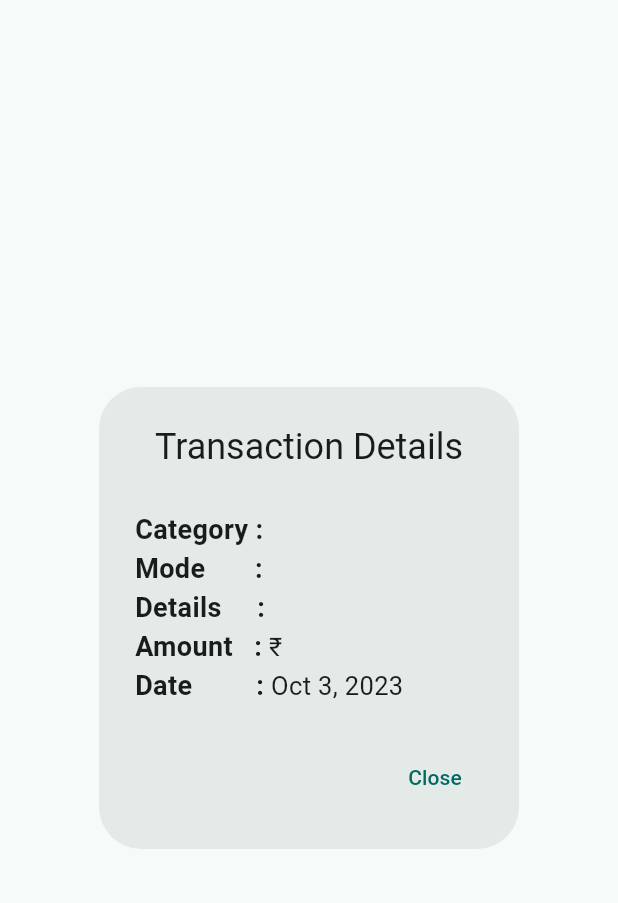
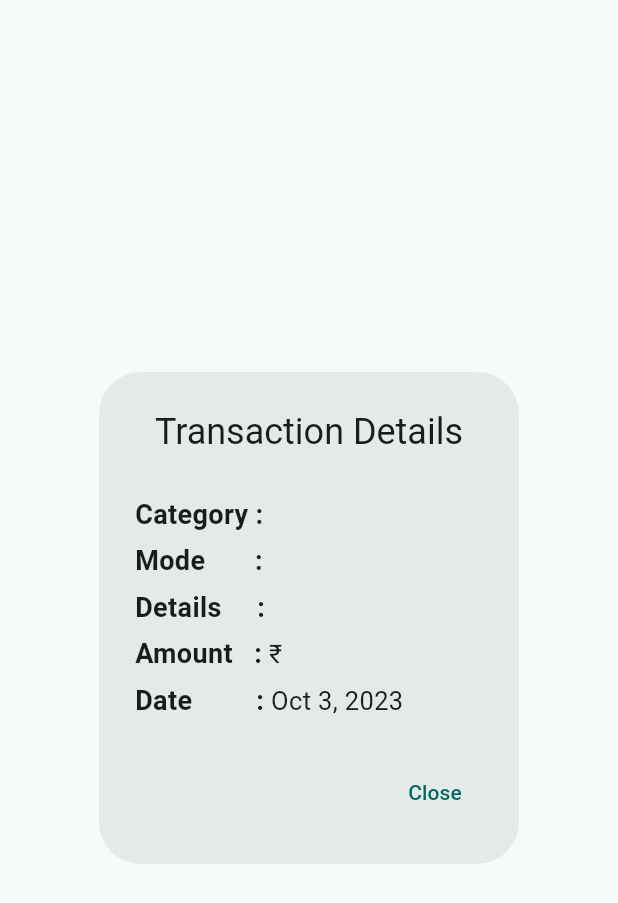
Before and after one commit to VyshnavCM/vy_money, a Flutter app: the InfoDialog widget shown alone on an empty page, opened directly with empty values, on a phone screen of 412 x 824 dp. Shown: the top 903 px of the screen. Run offline on Flutter 3.47's test engine with Material 2 defaults, Android fonts, the phone set to English and light mode, and no system bars; our stand-ins replace flutter_slidable, hive, hive_flutter, month_picker_dialog, shared_preferences, syncfusion_flutter_charts; accounts and stored records are empty.

Commit message:
Trsaction details dialogue modified UI

```diff
--- a/lib/screens/home/home_screen.dart
+++ b/lib/screens/home/home_screen.dart
@@ -213,6 +213,7 @@
               ),
             ],
           ),
+           SizedBox(height: 5,),
           Row(
             children: [
               Text('Mode       :',
@@ -223,6 +224,8 @@
               ),
             ],
           ),
+           SizedBox(height: 5,),
+
           Row(
             children: [
               Text('Details     :',
@@ -233,6 +236,8 @@
               ),
             ],
           ),
+           SizedBox(height: 5,),
+
           Row(
             children: [
               Text('Amount   :',
@@ -243,6 +248,8 @@
               ),
             ],
           ),
+           SizedBox(height: 5,),
+
           Row(
             children: [
               Text('Date         :',
```
